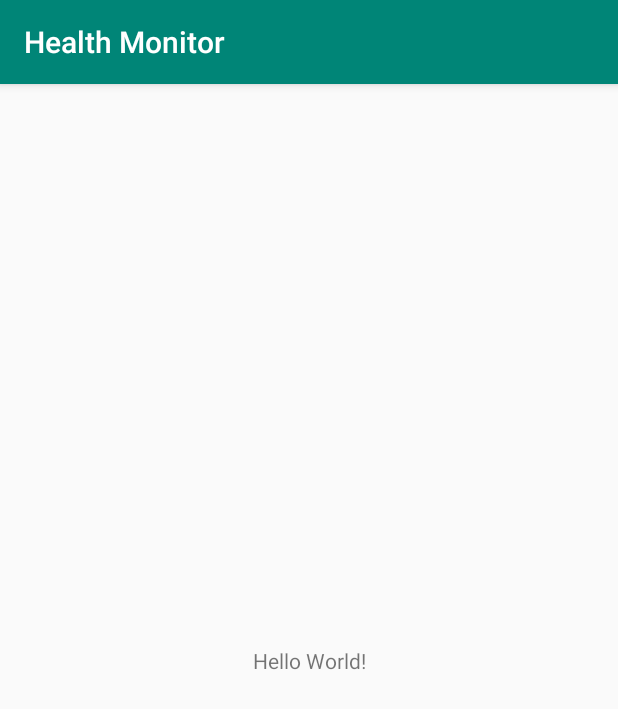
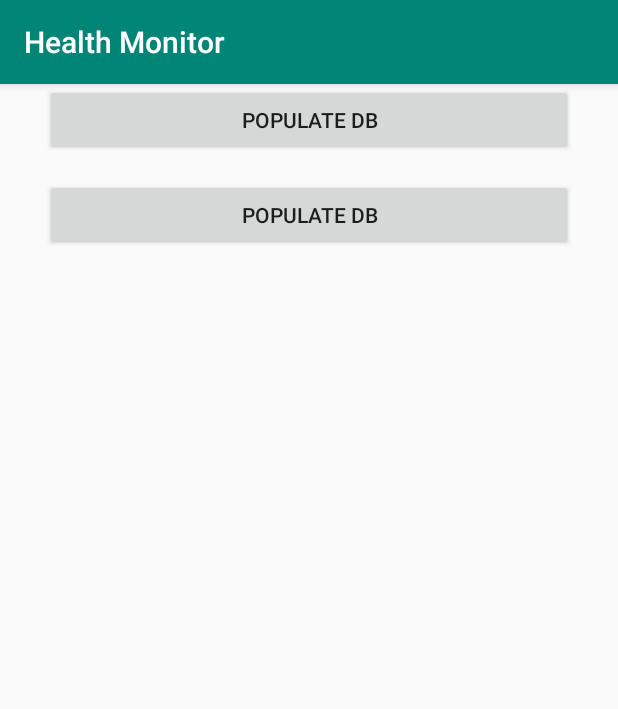
Before and after one commit to AzarePuasa/HealthMonitor, an Android app: the screen it shows after launch (MainActivity), on a phone screen of 412 x 824 dp. Shown: the top 709 px of the screen. Run offline under Robolectric (Android 15) with nearby library versions, the phone set to English and light mode, and no system bars.

```diff
--- a/app/src/main/java/com/azare/app/healthmonitor/MainActivity.java
+++ b/app/src/main/java/com/azare/app/healthmonitor/MainActivity.java
@@ -2,12 +2,44 @@ package com.azare.app.healthmonitor;
 
 import android.support.v7.app.AppCompatActivity;
 import android.os.Bundle;
+import android.view.View;
+import android.widget.Button;
 
 public class MainActivity extends AppCompatActivity {
+
+    Button btnPopulateDB;
+    Button btnClearDB;
 
     @Override
     protected void onCreate(Bundle savedInstanceState) {
         super.onCreate(savedInstanceState);
         setContentView(R.layout.activity_main);
+
+        btnPopulateDB = (Button) findViewById(R.id.btnPopulateDB);
+        btnClearDB = (Button) findViewById(R.id.btnClearDB);
+
+
+        //event listener for button.
+        btnPopulateDB.setOnClickListener(btnPopulateDBClicked);
+
+        btnClearDB.setOnClickListener(btnClearDBClicked);
+
+
     }
+
+    private View.OnClickListener btnPopulateDBClicked = new View.OnClickListener(){
+
+        @Override
+        public void onClick(View v) {
+
+        }
+    };
+
+    private View.OnClickListener btnClearDBClicked = new View.OnClickListener(){
+
+        @Override
+        public void onClick(View v) {
+
+        }
+    };
 }
--- a/app/src/main/res/layout/activity_main.xml
+++ b/app/src/main/res/layout/activity_main.xml
@@ -1,18 +1,28 @@
 <?xml version="1.0" encoding="utf-8"?>
-<android.support.constraint.ConstraintLayout xmlns:android="http://schemas.android.com/apk/res/android"
+<LinearLayout xmlns:android="http://schemas.android.com/apk/res/android"
     xmlns:app="http://schemas.android.com/apk/res-auto"
     xmlns:tools="http://schemas.android.com/tools"
     android:layout_width="match_parent"
     android:layout_height="match_parent"
-    tools:context=".MainActivity">
+    android:layout_gravity="center"
+    tools:context=".MainActivity"
+    android:orientation="vertical">
 
-    <TextView
-        android:layout_width="wrap_content"
+    <Button
+        android:id="@+id/btnPopulateDB"
+        android:layout_width="match_parent"
         android:layout_height="wrap_content"
-        android:text="Hello World!"
-        app:layout_constraintBottom_toBottomOf="parent"
-        app:layout_constraintLeft_toLeftOf="parent"
-        app:layout_constraintRight_toRightOf="parent"
-        app:layout_constraintTop_toTopOf="parent" />
+        android:layout_marginLeft="30dp"
+        android:layout_marginRight="30dp"
+        android:text="@string/populatedb" />
 
-</android.support.constraint.ConstraintLayout>
+    <Button
+        android:id="@+id/btnClearDB"
+        android:layout_width="match_parent"
+        android:layout_height="wrap_content"
+        android:layout_marginLeft="30dp"
+        android:layout_marginRight="30dp"
+        android:layout_marginTop="15dp"
+        android:text="@string/populatedb" />
+
+</LinearLayout>
--- a/app/src/main/res/values/strings.xml
+++ b/app/src/main/res/values/strings.xml
@@ -1,3 +1,6 @@
 <resources>
     <string name="app_name">Health Monitor</string>
+    <string name="populatedb">Populate DB</string>
+    <string name="cleardb">Clear DB</string>
+
 </resources>
```
Also changed, not shown: app/src/main/java/com/azare/app/healthmonitor/HMDateUtils.java (added, +20 -0 lines), app/src/main/java/com/azare/app/healthmonitor/db/BPDataSource.java (+14 -5 lines), app/src/main/java/com/azare/app/healthmonitor/db/HealthDBHelper.java (+13 -7 lines), app/src/main/java/com/azare/app/healthmonitor/model/BPReading.java (+18 -4 lines).
